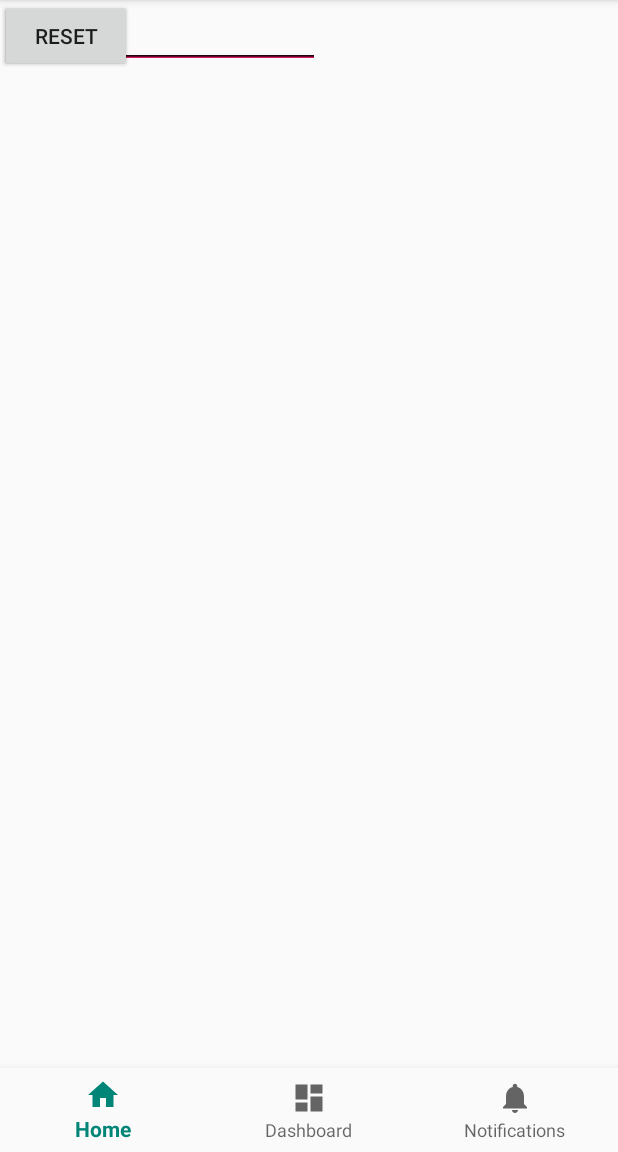
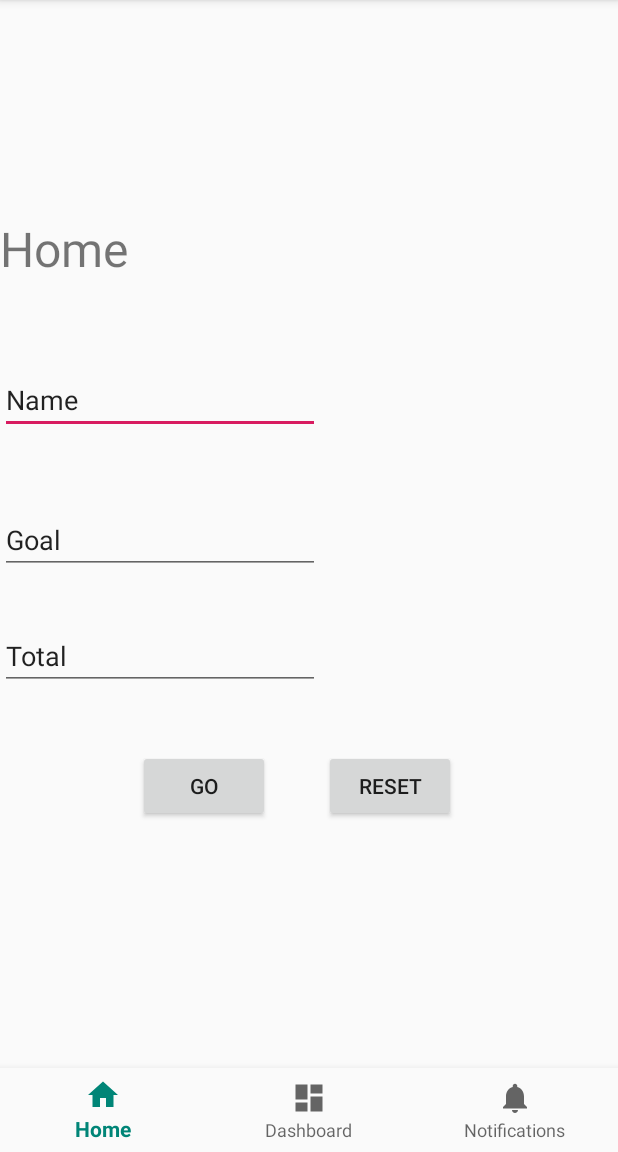
Before and after one commit to NivedithaK/Piggy, an Android app: the screen it shows after launch (MainActivity), on a phone screen of 412 x 824 dp, the part 84-1236 px from its top. Run offline under Robolectric (Android 15) with nearby library versions, the phone set to English and light mode, and no system bars.

Commit message:
Update activity_main.xml

```diff
--- a/Piggy/app/src/main/res/layout/activity_main.xml
+++ b/Piggy/app/src/main/res/layout/activity_main.xml
@@ -9,14 +9,13 @@
 
     <TextView
         android:id="@+id/message"
-        android:layout_width="wrap_content"
-        android:layout_height="wrap_content"
-        android:layout_marginStart="@dimen/activity_horizontal_margin"
-        android:layout_marginLeft="@dimen/activity_horizontal_margin"
-        android:layout_marginTop="@dimen/activity_vertical_margin"
+        android:layout_width="85dp"
+        android:layout_height="60dp"
+        android:layout_marginBottom="40dp"
         android:text="@string/title_home"
-        app:layout_constraintLeft_toLeftOf="parent"
-        app:layout_constraintTop_toTopOf="parent" />
+        android:textSize="32sp"
+        app:layout_constraintBottom_toTopOf="@+id/editText2"
+        tools:layout_editor_absoluteX="142dp" />
 
     <android.support.design.widget.BottomNavigationView
         android:id="@+id/navigation"
@@ -30,62 +29,64 @@
         app:layout_constraintRight_toRightOf="parent"
         app:menu="@menu/navigation" />
 
-    <ScrollView
-        android:layout_width="395dp"
-        android:layout_height="624dp"
-        tools:layout_editor_absoluteX="8dp"
-        tools:layout_editor_absoluteY="43dp">
-
-        <LinearLayout
-            android:layout_width="match_parent"
-            android:layout_height="wrap_content"
-            android:orientation="vertical" />
-    </ScrollView>
-
     <EditText
         android:id="@+id/editText2"
         android:layout_width="wrap_content"
         android:layout_height="wrap_content"
+        android:layout_marginBottom="48dp"
         android:ems="10"
         android:inputType="textPersonName"
         android:text="Name"
-        tools:layout_editor_absoluteX="98dp"
-        tools:layout_editor_absoluteY="204dp" />
+        app:layout_constraintBottom_toTopOf="@+id/editText3"
+        tools:layout_editor_absoluteX="87dp" />
 
     <EditText
         android:id="@+id/editText3"
         android:layout_width="wrap_content"
         android:layout_height="wrap_content"
+        android:layout_marginBottom="32dp"
         android:ems="10"
         android:inputType="textPersonName"
         android:text="Goal"
-        tools:layout_editor_absoluteX="97dp"
-        tools:layout_editor_absoluteY="282dp" />
+        app:layout_constraintBottom_toTopOf="@+id/editText4"
+        tools:layout_editor_absoluteX="87dp" />
 
     <EditText
         android:id="@+id/editText4"
         android:layout_width="wrap_content"
         android:layout_height="wrap_content"
+        android:layout_marginBottom="252dp"
         android:ems="10"
         android:inputType="numberDecimal"
         android:text="Total"
-        tools:layout_editor_absoluteX="96dp"
-        tools:layout_editor_absoluteY="360dp" />
+        app:layout_constraintBottom_toTopOf="@+id/navigation"
+        tools:layout_editor_absoluteX="87dp" />
 
     <Button
         android:id="@+id/button"
         android:layout_width="wrap_content"
         android:layout_height="wrap_content"
+        android:layout_marginStart="8dp"
+        android:layout_marginLeft="8dp"
+        android:layout_marginEnd="36dp"
+        android:layout_marginRight="36dp"
+        android:layout_marginBottom="164dp"
         android:text="Go"
-        tools:layout_editor_absoluteX="105dp"
-        tools:layout_editor_absoluteY="494dp" />
+        app:layout_constraintBottom_toTopOf="@+id/navigation"
+        app:layout_constraintEnd_toStartOf="@+id/button2"
+        app:layout_constraintHorizontal_bias="1.0"
+        app:layout_constraintStart_toStartOf="parent" />
 
     <Button
         android:id="@+id/button2"
         android:layout_width="wrap_content"
         android:layout_height="wrap_content"
+        android:layout_marginEnd="108dp"
+        android:layout_marginRight="108dp"
+        android:layout_marginBottom="164dp"
         android:text="Reset"
-        tools:layout_editor_absoluteX="205dp"
-        tools:layout_editor_absoluteY="494dp" />
+        app:layout_constraintBottom_toTopOf="@+id/navigation"
+        app:layout_constraintEnd_toEndOf="parent" />
+
 
 </android.support.constraint.ConstraintLayout>
```
